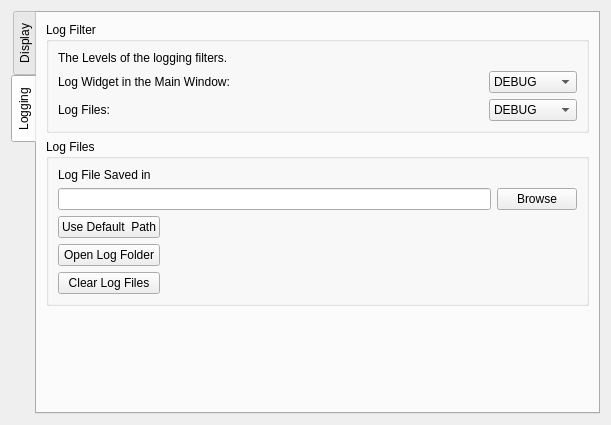
Old version of the form ui/uiPageSettings.ui in the repository ManifoldsHu/FourDExplorer.
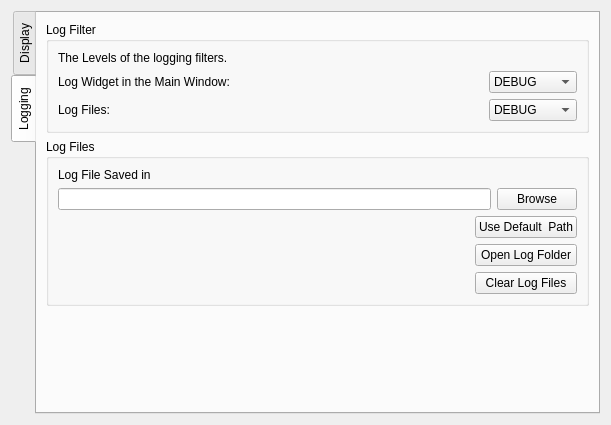
New version of the form. The open tabs and pages were chosen to show the change.

```diff
--- a/ui/uiPageSettings.ui
+++ b/ui/uiPageSettings.ui
@@ -391,6 +391,19 @@
           </item>
           <item>
            <layout class="QHBoxLayout" name="horizontalLayout_3">
+            <item>
+             <spacer name="horizontalSpacer_3">
+              <property name="orientation">
+               <enum>Qt::Horizontal</enum>
+              </property>
+              <property name="sizeHint" stdset="0">
+               <size>
+                <width>40</width>
+                <height>20</height>
+               </size>
+              </property>
+             </spacer>
+            </item>
             <item>
              <layout class="QVBoxLayout" name="verticalLayout_3">
               <item>
@@ -416,19 +429,6 @@
               </item>
              </layout>
             </item>
-            <item>
-             <spacer name="horizontalSpacer_4">
-              <property name="orientation">
-               <enum>Qt::Horizontal</enum>
-              </property>
-              <property name="sizeHint" stdset="0">
-               <size>
-                <width>40</width>
-                <height>20</height>
-               </size>
-              </property>
-             </spacer>
-            </item>
            </layout>
           </item>
          </layout>
```
Left out of the diff: 43 changed lines with no effect on the pictures.
